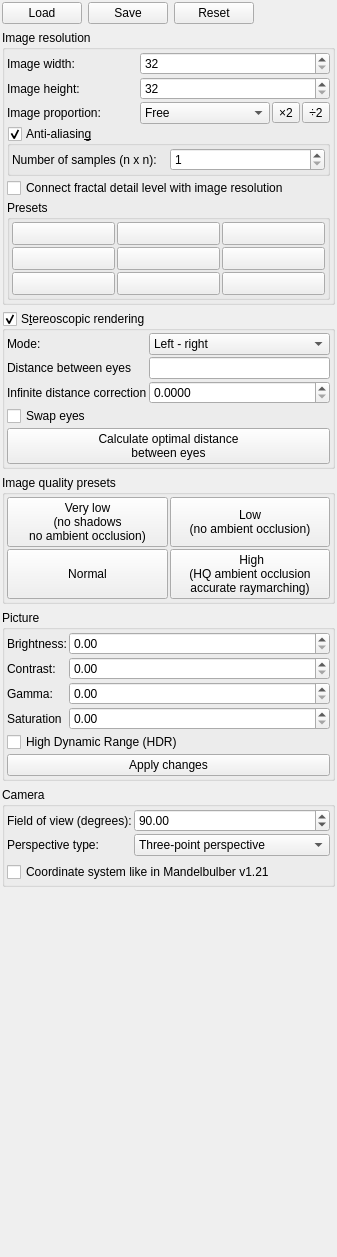
Above: mandelbulber2/qt/dock_image_adjustments.ui from buddhi1980/mandelbulber2 before the change. Below: the same form after it.
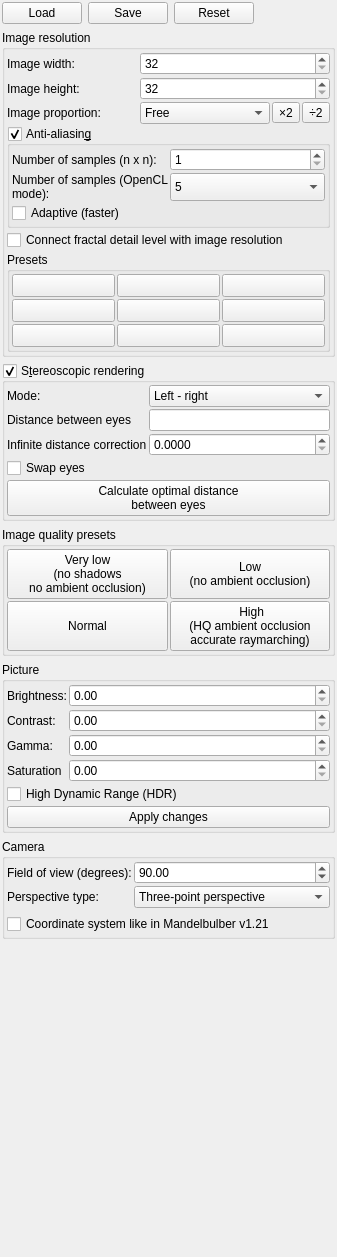
That is the form after the change. Icons and pictures are not drawn. Custom widgets are drawn as their Qt base class.

Commit message: Finished implementation of OpenCL anti-aliasing

Patch:
```diff
--- a/mandelbulber2/qt/dock_image_adjustments.ui
+++ b/mandelbulber2/qt/dock_image_adjustments.ui
@@ -278,6 +278,66 @@
              </property>
             </widget>
            </item>
+           <item row="1" column="1">
+            <widget class="MyComboBox" name="comboBox_antialiasing_ocl_depth">
+             <property name="sizePolicy">
+              <sizepolicy hsizetype="Preferred" vsizetype="Preferred">
+               <horstretch>0</horstretch>
+               <verstretch>0</verstretch>
+              </sizepolicy>
+             </property>
+             <item>
+              <property name="text">
+               <string>5</string>
+              </property>
+             </item>
+             <item>
+              <property name="text">
+               <string>9</string>
+              </property>
+             </item>
+             <item>
+              <property name="text">
+               <string>45</string>
+              </property>
+             </item>
+             <item>
+              <property name="text">
+               <string>81</string>
+              </property>
+             </item>
+             <item>
+              <property name="text">
+               <string>405</string>
+              </property>
+             </item>
+             <item>
+              <property name="text">
+               <string>729</string>
+              </property>
+             </item>
+            </widget>
+           </item>
+           <item row="1" column="0">
+            <widget class="QLabel" name="label_antialiasing_depth">
+             <property name="enabled">
+              <bool>true</bool>
+             </property>
+             <property name="text">
+              <string>Number of samples (OpenCL mode):</string>
+             </property>
+             <property name="wordWrap">
+              <bool>true</bool>
+             </property>
+            </widget>
+           </item>
+           <item row="2" column="0" colspan="2">
+            <widget class="MyCheckBox" name="checkBox_antialiasing_adaptive">
+             <property name="text">
+              <string>Adaptive (faster)</string>
+             </property>
+            </widget>
+           </item>
           </layout>
          </item>
         </layout>
```
Left out of the diff: 2 changed lines with no effect on the pictures. The commit also changes 14 other files.
